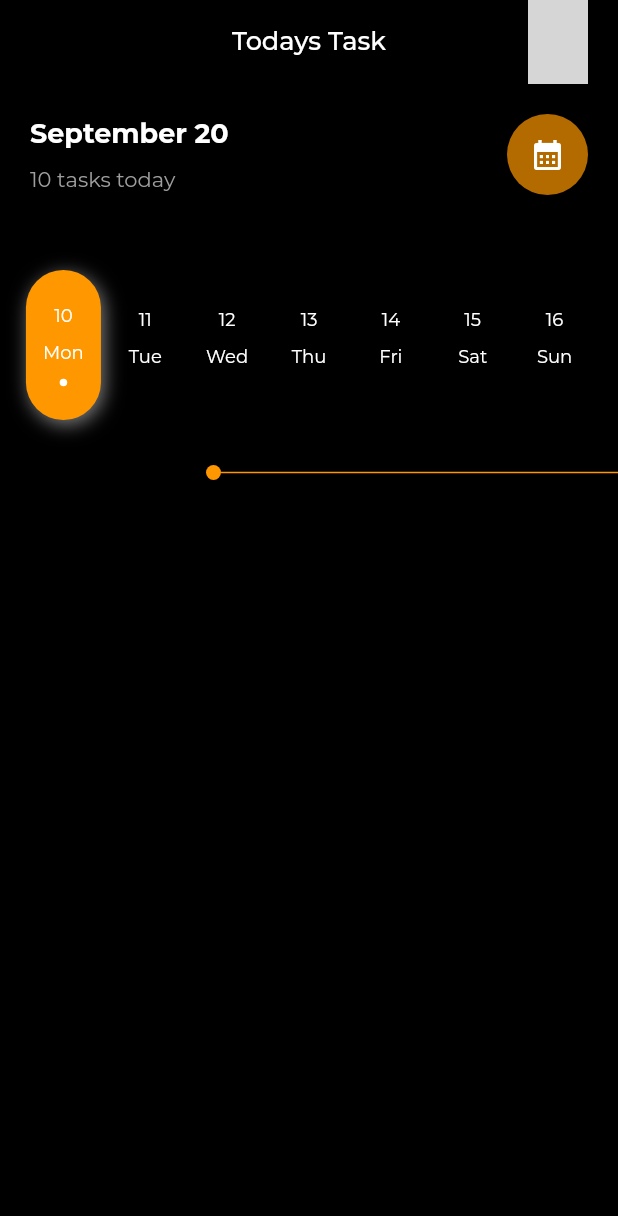
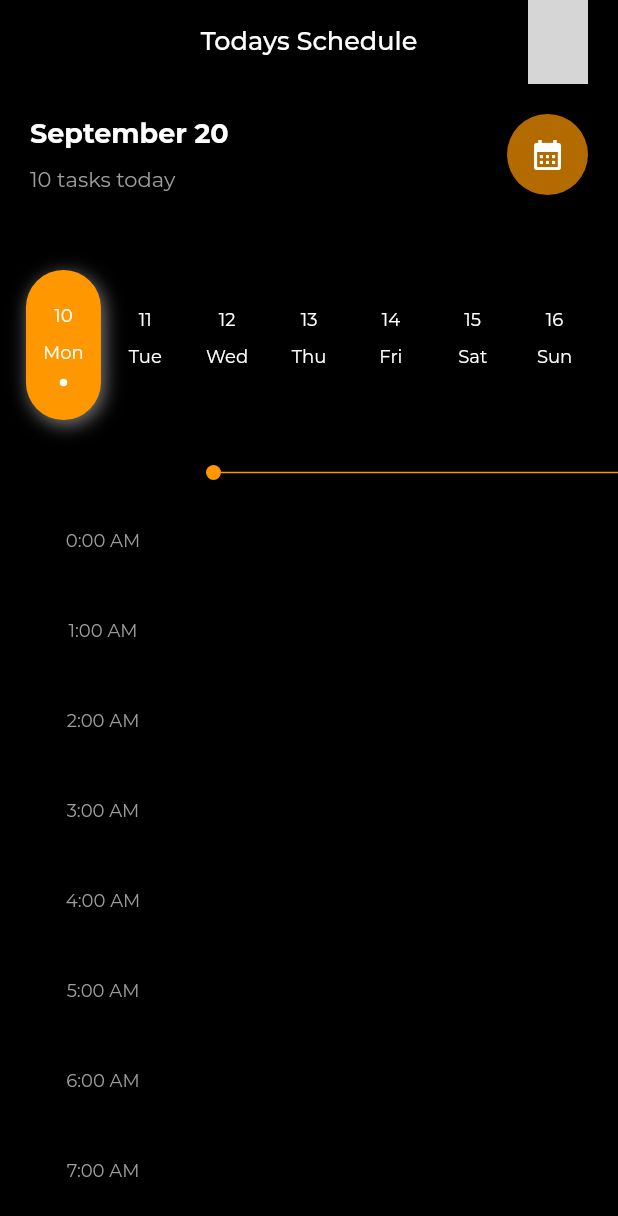
Before and after one commit to minhunsocute/My-Schedule, a Flutter app: the CalenderScreen screen opened directly, on a phone screen of 412 x 824 dp. Shown: the top 1216 px of the screen. Run offline on Flutter 3.47's test engine with Material 2 defaults, Android fonts, the phone set to English and light mode, and no system bars; drawn by our look-alikes of calendar_view; our stand-ins replace flutter_svg, get, google_nav_bar, modal_bottom_sheet, percent_indicator; statements that could not run were skipped; project files that could hold a hidden picture were left out; grey boxes are pictures that could not be loaded.

Commit message:
last push to day

```diff
--- a/lib/Pages/Dashboard_list_screen/Screen/calender_screen.dart
+++ b/lib/Pages/Dashboard_list_screen/Screen/calender_screen.dart
@@ -7,6 +7,9 @@ import '../../../Templates/Misc/color.dart';
 class CalenderScreen extends StatelessWidget {
   CalenderScreen({super.key});
   RxInt select = 0.obs;
+  String convertTime(int value) {
+    return '${value >= 12 ? value - 12 : value}:00 ${value >= 12 ? 'PM' : 'AM'}';
+  }
 
   @override
   Widget build(BuildContext context) {
@@ -20,7 +23,7 @@ class CalenderScreen extends StatelessWidget {
         backgroundColor: Colors.transparent,
         centerTitle: true,
         title: const Text(
-          'Todays Task',
+          'Todays Schedule',
           style: TextStyle(
             color: AppColors.textColor,
             fontSize: 17,
@@ -123,6 +126,34 @@ class CalenderScreen extends StatelessWidget {
               ),
             ],
           ),
+          const SizedBox(height: 10),
+          SizedBox(
+            width: double.infinity,
+            height: 1500,
+            child: Row(
+              children: [
+                SizedBox(
+                  width: MediaQuery.of(context).size.width / 3,
+                  child: Column(
+                    children: [
+                      for (int i = 0; i < 24; i++)
+                        Container(
+                          height: 60,
+                          alignment: Alignment.center,
+                          child: Text(
+                            convertTime(i),
+                            style: const TextStyle(
+                              color: AppColors.textColor1,
+                              fontSize: 12,
+                            ),
+                          ),
+                        )
+                    ],
+                  ),
+                ),
+              ],
+            ),
+          ),
         ],
       ),
     );
--- a/lib/main.dart
+++ b/lib/main.dart
@@ -1,3 +1,4 @@
+import 'package:calendar_view/calendar_view.dart';
 import 'package:flutter/material.dart';
 import 'package:get/route_manager.dart';
 import 'package:my_schedule/Routes/app_pages.dart';
@@ -12,7 +13,9 @@ class MyApp extends StatelessWidget {
   const MyApp({super.key});
   @override
   Widget build(BuildContext context) {
-    return GetMaterialApp(
+    return CalendarControllerProvider(
+      controller: EventController(),
+      child: GetMaterialApp(
         debugShowCheckedModeBanner: false,
         title: 'Flutter Demo',
         theme: ThemeData(
@@ -23,6 +26,7 @@ class MyApp extends StatelessWidget {
         initialRoute: RouteNames.splashScreen,
         getPages: AppPages.pages,
         defaultTransition: Transition.cupertino,
+      ),
     );
   }
 }
--- a/pubspec.yaml
+++ b/pubspec.yaml
@@ -42,6 +42,8 @@ dependencies:
   google_nav_bar: ^5.0.6
   percent_indicator: ^4.2.2
   intl: ^0.17.0
+  syncfusion_flutter_calendar: ^20.2.50
+  calendar_view: ^1.0.0
 
 
 dev_dependencies:
```
Also changed, not shown: pubspec.lock. Lines whose indentation alone changed are shown as unchanged.
